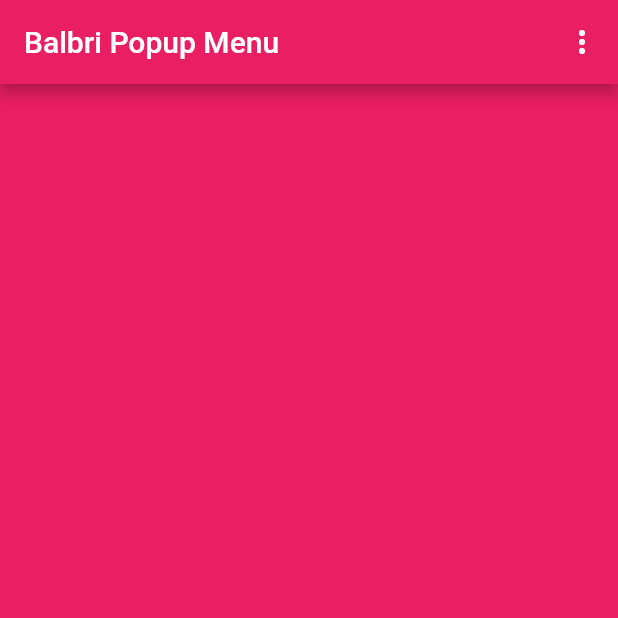
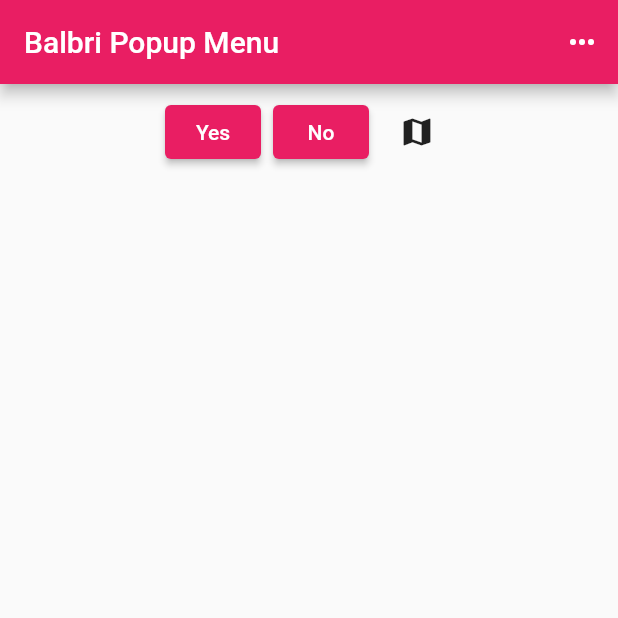
Before and after one commit to BalukuBrian/FlutterBasicApp, a Flutter app: the screen it shows after launch, on a phone screen of 412 x 824 dp, the top half of it. Run offline on Flutter 3.47's test engine with Material 2 defaults, Android fonts, the light colour scheme and no system bars.

Commit message:
added ButtonBar

```diff
--- a/lib/app_screens/home_popup_menu.dart
+++ b/lib/app_screens/home_popup_menu.dart
@@ -14,7 +14,7 @@ class HomePopupMenu extends StatefulWidget {
 
 class _HomePopupMenuState extends State<HomePopupMenu> {
   var _popupMenuItemIndex = 0;
-  Color _changeColorAccordingToMenuItem = Colors.pink;
+  Color _changeColorAccordingToMenuItem = Colors.white;
   var appBarHeight = AppBar().preferredSize.height;
 
   @override
@@ -24,6 +24,8 @@ class _HomePopupMenuState extends State<HomePopupMenu> {
         title: const Text("Balbri Popup Menu"),
         actions: [
           PopupMenuButton(
+            icon: const Icon(Icons.more_horiz),
+            enabled: true,
             onSelected: (value) {
               _onMenuItemSelected(value as int);
             },
@@ -47,8 +49,27 @@ class _HomePopupMenuState extends State<HomePopupMenu> {
         ],
       ),
       body: Container(
-        color: _changeColorAccordingToMenuItem,
-      ),
+          //color: _changeColorAccordingToMenuItem,
+          child: ButtonBar(
+        alignment: MainAxisAlignment.center,
+        children: [
+          ElevatedButton(
+            child: const Text("Yes"),
+            //color: Colors.green,
+            onPressed: () {},
+          ),
+          ElevatedButton(
+            child: const Text("No"),
+            // textColor: Colors.white,
+            // color: Colors.green,
+            onPressed: () {},
+          ),
+          IconButton(
+            icon: const Icon(Icons.map),
+            onPressed: () {},
+          ),
+        ],
+      )),
     );
   }
 
```
